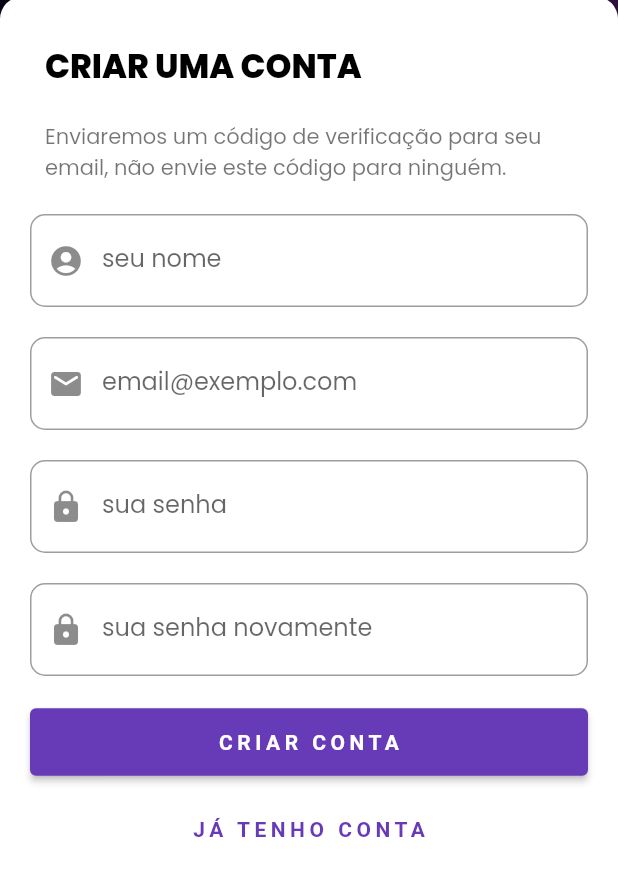
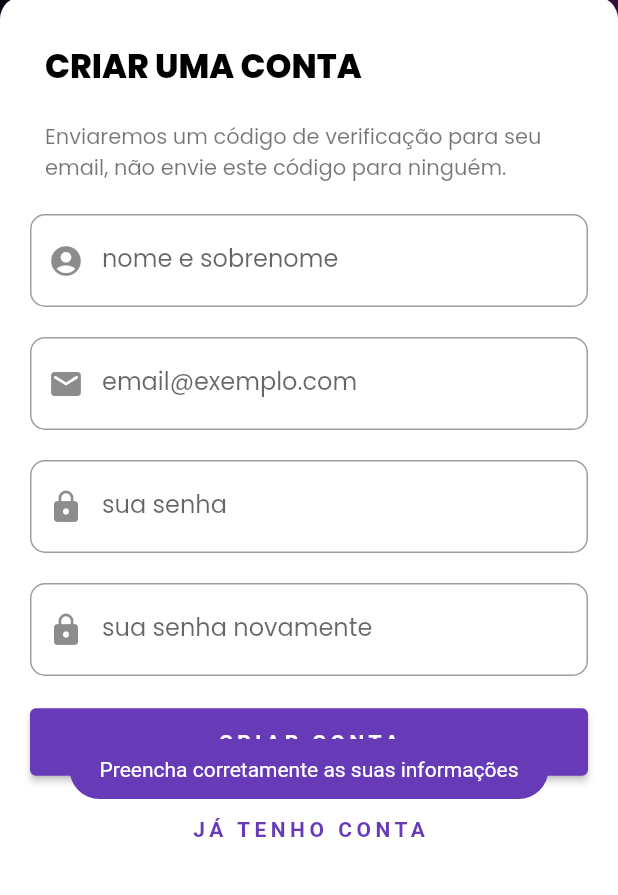
Before and after one commit to allankayan/temparty-app, a Flutter app: the RegisterPage screen opened by its route, after a tap on "CRIAR CONTA", on a phone screen of 412 x 824 dp, the part 341-1236 px from its top. Run offline on Flutter 3.47's test engine with Material 2 defaults, Android fonts, the phone set to English and light mode, and no system bars; our stand-ins replace firebase_auth, firebase_core, flutter_modular, fluttertoast, mobx, persistent_bottom_nav_bar; missing offline and left inert: searchbar_animation; accounts and stored records are empty; generated files the repository leaves out were written again.

Commit message:
add account register in app

```diff
--- a/lib/app/pages/auth/login/login_controller.dart
+++ b/lib/app/pages/auth/login/login_controller.dart
@@ -15,12 +15,9 @@ abstract class _LoginControllerBase with Store {
   @observable
   TextEditingController password = TextEditingController();
 
-  @observable
-  late String error;
-
   @action
   Future<void> login() async {
-    if (email.text != "" && password.text.length >= 6) {
+    if (email.text != "") {
       try {
         await FirebaseAuth.instance
             .signInWithEmailAndPassword(email: email.text, password: password.text);
--- a/lib/app/pages/auth/login/login_page.dart
+++ b/lib/app/pages/auth/login/login_page.dart
@@ -123,7 +123,7 @@ class LoginPageState extends State<LoginPage> {
                           minimumSize: const Size(double.infinity, 45),
                         ),
                         onPressed: () {
-                          Navigator.pushNamed(context, '/register');
+                          Modular.to.pushNamed('/register/');
                         },
                         child: const Text('CRIE UMA CONTA'),
                       ),
--- a/lib/app/pages/auth/register/register_controller.dart
+++ b/lib/app/pages/auth/register/register_controller.dart
@@ -1,3 +1,7 @@
+import 'package:firebase_auth/firebase_auth.dart';
+import 'package:flutter/material.dart';
+import 'package:flutter_modular/flutter_modular.dart';
+import 'package:fluttertoast/fluttertoast.dart';
 import 'package:mobx/mobx.dart';
 
 part 'register_controller.g.dart';
@@ -6,10 +10,62 @@ class RegisterController = _RegisterControllerBase with _$RegisterController;
 
 abstract class _RegisterControllerBase with Store {
   @observable
-  int value = 0;
+  TextEditingController name = TextEditingController();
+
+  @observable
+  TextEditingController email = TextEditingController();
+
+  @observable
+  TextEditingController password = TextEditingController();
+
+  @observable
+  TextEditingController passwordVerification = TextEditingController();
 
   @action
-  void increment() {
-    value++;
+  Future<void> createAccount() async {
+    if (email.text != "") {
+      if (password.text == passwordVerification.text) {
+        try {
+          await FirebaseAuth.instance
+              .createUserWithEmailAndPassword(email: email.text, password: password.text);
+          User user = FirebaseAuth.instance.currentUser!;
+          await user.updateDisplayName(name.text);
+          Modular.to.pushReplacementNamed('/main');
+        } on FirebaseAuthException catch (e) {
+          if (e.code == 'weak-password') {
+            Fluttertoast.showToast(
+              msg:
+                  'Senha muito fraca, utilize letras maiusculas, minusculas, caracteres especiais, números etc.',
+              toastLength: Toast.LENGTH_LONG,
+              backgroundColor: Colors.deepPurple,
+            );
+          } else if (e.code == 'email-already-in-use') {
+            Fluttertoast.showToast(
+              msg: 'Esta email já está cadastrado no aplicativo, efetue o login.',
+              toastLength: Toast.LENGTH_LONG,
+              backgroundColor: Colors.deepPurple,
+            );
+          } else {
+            Fluttertoast.showToast(
+              msg: e.message!,
+              toastLength: Toast.LENGTH_LONG,
+              backgroundColor: Colors.deepPurple,
+            );
+          }
+        }
+      } else {
+        Fluttertoast.showToast(
+          msg: 'As senhas precisam ser idênticas',
+          toastLength: Toast.LENGTH_LONG,
+          backgroundColor: Colors.deepPurple,
+        );
+      }
+    } else {
+      Fluttertoast.showToast(
+        msg: 'Preencha corretamente as suas informações',
+        toastLength: Toast.LENGTH_LONG,
+        backgroundColor: Colors.deepPurple,
+      );
+    }
   }
 }
--- a/lib/app/pages/auth/register/register_page.dart
+++ b/lib/app/pages/auth/register/register_page.dart
@@ -85,6 +85,7 @@ class RegisterPageState extends State<RegisterPage> {
                                   Padding(
                                     padding: const EdgeInsets.only(top: 10, bottom: 10),
                                     child: TextField(
+                                      controller: controller.name,
                                       keyboardType: TextInputType.text,
                                       decoration: const InputDecoration(
                                         prefixIcon: Icon(Icons.account_circle),
@@ -93,7 +94,7 @@ class RegisterPageState extends State<RegisterPage> {
                                             Radius.circular(10),
                                           ),
                                         ),
-                                        labelText: 'seu nome',
+                                        labelText: 'nome e sobrenome',
                                       ),
                                       onChanged: (text) {},
                                     ),
@@ -101,6 +102,7 @@ class RegisterPageState extends State<RegisterPage> {
                                   Padding(
                                     padding: const EdgeInsets.only(top: 10, bottom: 10),
                                     child: TextField(
+                                      controller: controller.email,
                                       keyboardType: TextInputType.emailAddress,
                                       decoration: const InputDecoration(
                                         prefixIcon: Icon(Icons.email_rounded),
@@ -117,6 +119,7 @@ class RegisterPageState extends State<RegisterPage> {
                                   Padding(
                                     padding: const EdgeInsets.only(top: 10, bottom: 10),
                                     child: TextField(
+                                      controller: controller.password,
                                       obscureText: true,
                                       keyboardType: TextInputType.visiblePassword,
                                       decoration: const InputDecoration(
@@ -134,6 +137,7 @@ class RegisterPageState extends State<RegisterPage> {
                                   Padding(
                                     padding: const EdgeInsets.only(top: 10, bottom: 10),
                                     child: TextField(
+                                      controller: controller.passwordVerification,
                                       obscureText: true,
                                       keyboardType: TextInputType.visiblePassword,
                                       decoration: const InputDecoration(
@@ -159,7 +163,9 @@ class RegisterPageState extends State<RegisterPage> {
                                         ),
                                         minimumSize: const Size(double.infinity, 45),
                                       ),
-                                      onPressed: () async {},
+                                      onPressed: () async {
+                                        controller.createAccount();
+                                      },
                                       child: const Text('CRIAR CONTA'),
                                     ),
                                   ),
@@ -173,7 +179,7 @@ class RegisterPageState extends State<RegisterPage> {
                                       minimumSize: const Size(double.infinity, 45),
                                     ),
                                     onPressed: () {
-                                      Navigator.pushNamed(context, '/login');
+                                      Modular.to.pop();
                                     },
                                     child: const Text('JÁ TENHO CONTA'),
                                   ),
```
Also changed, not shown: lib/app/pages/profile/profile_page.dart (+11 -0 lines), lib/app/pages/auth/login/login_controller.g.dart, lib/app/pages/auth/register/register_controller.g.dart.
